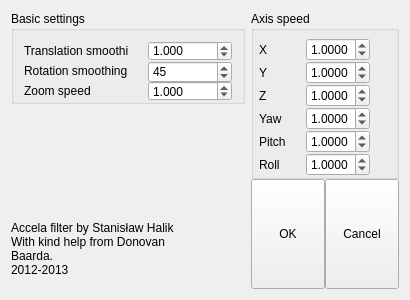
Before: the Qt Designer form ftnoir_filter_accela/ftnoir_accela_filtercontrols.ui in opentrack/opentrack, drawn with Qt 5.
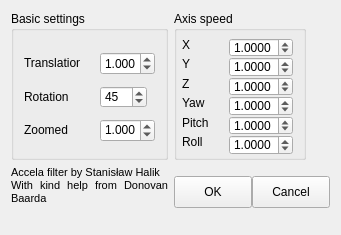
After: the same form once the commit is applied. Icons and pictures are not drawn.

Commit message: accela: layouts done, sorry for commit spam

```diff
--- a/ftnoir_filter_accela/ftnoir_accela_filtercontrols.ui
+++ b/ftnoir_filter_accela/ftnoir_accela_filtercontrols.ui
@@ -9,26 +9,26 @@
    <rect>
     <x>0</x>
     <y>0</y>
-    <width>410</width>
-    <height>300</height>
+    <width>427</width>
+    <height>235</height>
    </rect>
   </property>
   <property name="sizePolicy">
-   <sizepolicy hsizetype="Maximum" vsizetype="Maximum">
+   <sizepolicy hsizetype="Fixed" vsizetype="Fixed">
     <horstretch>0</horstretch>
     <verstretch>0</verstretch>
    </sizepolicy>
   </property>
   <property name="minimumSize">
    <size>
-    <width>290</width>
-    <height>300</height>
+    <width>248</width>
+    <height>235</height>
    </size>
   </property>
   <property name="maximumSize">
    <size>
-    <width>443</width>
-    <height>360</height>
+    <width>428</width>
+    <height>235</height>
    </size>
   </property>
   <property name="windowTitle">
@@ -47,7 +47,7 @@
   <property name="styleSheet">
    <string notr="true"/>
   </property>
-  <layout class="QFormLayout" name="formLayout_2">
+  <layout class="QGridLayout" name="gridLayout_2">
    <property name="sizeConstraint">
     <enum>QLayout::SetMaximumSize</enum>
    </property>
@@ -59,19 +59,25 @@
    </property>
    <item row="0" column="0">
     <widget class="QGroupBox" name="groupbox2">
+     <property name="enabled">
+      <bool>true</bool>
+     </property>
      <property name="sizePolicy">
-      <sizepolicy hsizetype="MinimumExpanding" vsizetype="Minimum">
+      <sizepolicy hsizetype="Fixed" vsizetype="Minimum">
        <horstretch>0</horstretch>
        <verstretch>0</verstretch>
       </sizepolicy>
      </property>
+     <property name="minimumSize">
+      <size>
+       <width>0</width>
+       <height>0</height>
+      </size>
+     </property>
      <property name="title">
       <string>Basic settings</string>
      </property>
      <layout class="QGridLayout" name="gridLayout">
-      <property name="sizeConstraint">
-       <enum>QLayout::SetMaximumSize</enum>
-      </property>
       <property name="leftMargin">
        <number>10</number>
       </property>
@@ -82,7 +88,7 @@
        <number>10</number>
       </property>
       <property name="bottomMargin">
-       <number>0</number>
+       <number>2</number>
       </property>
       <property name="horizontalSpacing">
        <number>20</number>
@@ -90,43 +96,30 @@
       <property name="verticalSpacing">
        <number>0</number>
       </property>
-      <item row="2" column="1">
-       <widget class="QDoubleSpinBox" name="rotation_alpha">
+      <item row="1" column="0">
+       <widget class="QLabel" name="label_2">
         <property name="sizePolicy">
-         <sizepolicy hsizetype="Maximum" vsizetype="Maximum">
+         <sizepolicy hsizetype="Fixed" vsizetype="Fixed">
           <horstretch>0</horstretch>
           <verstretch>0</verstretch>
          </sizepolicy>
         </property>
+        <property name="text">
+         <string>Rotation</string>
+        </property>
         <property name="alignment">
          <set>Qt::AlignLeading|Qt::AlignLeft|Qt::AlignTop</set>
-        </property>
-        <property name="correctionMode">
-         <enum>QAbstractSpinBox::CorrectToPreviousValue</enum>
-        </property>
-        <property name="decimals">
-         <number>3</number>
-        </property>
-        <property name="minimum">
-         <double>0.100000000000000</double>
-        </property>
-        <property name="maximum">
-         <double>65535.000000000000000</double>
-        </property>
-        <property name="value">
-         <double>1.000000000000000</double>
-        </property>
-       </widget>
-      </item>
-      <item row="0" column="0">
-       <widget class="QLabel" name="label_3">
-        <property name="text">
-         <string>Translation smoothing</string>
         </property>
        </widget>
       </item>
       <item row="1" column="1">
        <widget class="QSpinBox" name="spinZoom">
+        <property name="sizePolicy">
+         <sizepolicy hsizetype="Fixed" vsizetype="Fixed">
+          <horstretch>0</horstretch>
+          <verstretch>0</verstretch>
+         </sizepolicy>
+        </property>
         <property name="minimumSize">
          <size>
           <width>35</width>
@@ -150,24 +143,20 @@
         </property>
        </widget>
       </item>
-      <item row="1" column="0">
-       <widget class="QLabel" name="label_2">
+      <item row="2" column="1">
+       <widget class="QDoubleSpinBox" name="rotation_alpha">
         <property name="sizePolicy">
-         <sizepolicy hsizetype="Maximum" vsizetype="Maximum">
+         <sizepolicy hsizetype="Fixed" vsizetype="Fixed">
           <horstretch>0</horstretch>
           <verstretch>0</verstretch>
          </sizepolicy>
         </property>
-        <property name="text">
-         <string>Rotation smoothing</string>
-        </property>
         <property name="alignment">
          <set>Qt::AlignLeading|Qt::AlignLeft|Qt::AlignTop</set>
         </property>
-       </widget>
-      </item>
-      <item row="0" column="1">
-       <widget class="QDoubleSpinBox" name="translation_alpha">
+        <property name="correctionMode">
+         <enum>QAbstractSpinBox::CorrectToPreviousValue</enum>
+        </property>
         <property name="decimals">
          <number>3</number>
         </property>
@@ -184,6 +173,12 @@
       </item>
       <item row="2" column="0">
        <widget class="QLabel" name="lblSensYaw_5">
+        <property name="sizePolicy">
+         <sizepolicy hsizetype="Fixed" vsizetype="Fixed">
+          <horstretch>0</horstretch>
+          <verstretch>0</verstretch>
+         </sizepolicy>
+        </property>
         <property name="minimumSize">
          <size>
           <width>25</width>
@@ -201,19 +196,147 @@
 background:none;</string>
         </property>
         <property name="text">
-         <string>Zoom speed</string>
+         <string>Zoomed</string>
+        </property>
+       </widget>
+      </item>
+      <item row="0" column="0">
+       <widget class="QLabel" name="label_3">
+        <property name="sizePolicy">
+         <sizepolicy hsizetype="Fixed" vsizetype="Fixed">
+          <horstretch>0</horstretch>
+          <verstretch>0</verstretch>
+         </sizepolicy>
+        </property>
+        <property name="text">
+         <string>Translation</string>
+        </property>
+       </widget>
+      </item>
+      <item row="0" column="1">
+       <widget class="QDoubleSpinBox" name="translation_alpha">
+        <property name="sizePolicy">
+         <sizepolicy hsizetype="Fixed" vsizetype="Fixed">
+          <horstretch>0</horstretch>
+          <verstretch>0</verstretch>
+         </sizepolicy>
+        </property>
+        <property name="decimals">
+         <number>3</number>
+        </property>
+        <property name="minimum">
+         <double>0.100000000000000</double>
+        </property>
+        <property name="maximum">
+         <double>65535.000000000000000</double>
+        </property>
+        <property name="value">
+         <double>1.000000000000000</double>
         </property>
        </widget>
       </item>
      </layout>
     </widget>
    </item>
+   <item row="1" column="1">
+    <layout class="QHBoxLayout" name="horizontalLayout">
+     <property name="spacing">
+      <number>-1</number>
+     </property>
+     <property name="sizeConstraint">
+      <enum>QLayout::SetMaximumSize</enum>
+     </property>
+     <property name="leftMargin">
+      <number>0</number>
+     </property>
+     <property name="topMargin">
+      <number>0</number>
+     </property>
+     <item>
+      <widget class="QPushButton" name="btnOK">
+       <property name="sizePolicy">
+        <sizepolicy hsizetype="Fixed" vsizetype="Fixed">
+         <horstretch>0</horstretch>
+         <verstretch>0</verstretch>
+        </sizepolicy>
+       </property>
+       <property name="minimumSize">
+        <size>
+         <width>0</width>
+         <height>32</height>
+        </size>
+       </property>
+       <property name="text">
+        <string>OK</string>
+       </property>
+      </widget>
+     </item>
+     <item>
+      <widget class="QPushButton" name="btnCancel">
+       <property name="sizePolicy">
+        <sizepolicy hsizetype="Fixed" vsizetype="Fixed">
+         <horstretch>0</horstretch>
+         <verstretch>0</verstretch>
+        </sizepolicy>
+       </property>
+       <property name="minimumSize">
+        <size>
+         <width>0</width>
+         <height>32</height>
+        </size>
+       </property>
+       <property name="text">
+        <string>Cancel</string>
+       </property>
+      </widget>
+     </item>
+    </layout>
+   </item>
+   <item row="1" column="0">
+    <widget class="QLabel" name="label_9">
+     <property name="sizePolicy">
+      <sizepolicy hsizetype="Fixed" vsizetype="Fixed">
+       <horstretch>0</horstretch>
+       <verstretch>0</verstretch>
+      </sizepolicy>
+     </property>
+     <property name="font">
+      <font>
+       <pointsize>8</pointsize>
+      </font>
+     </property>
+     <property name="frameShape">
+      <enum>QFrame::NoFrame</enum>
+     </property>
+     <property name="text">
+      <string>&lt;html&gt;&lt;head/&gt;&lt;body&gt;&lt;p align=&quot;justify&quot;&gt;Accela filter by Stanisław Halik&lt;br/&gt;With kind help from Donovan Baarda&lt;/p&gt;&lt;p align=&quot;right&quot;&gt;2012-2013&lt;/p&gt;&lt;/body&gt;&lt;/html&gt;</string>
+     </property>
+     <property name="textFormat">
+      <enum>Qt::RichText</enum>
+     </property>
+     <property name="scaledContents">
+      <bool>false</bool>
+     </property>
+     <property name="alignment">
+      <set>Qt::AlignBottom|Qt::AlignLeading|Qt::AlignLeft</set>
+     </property>
+     <property name="wordWrap">
+      <bool>true</bool>
+     </property>
+     <property name="margin">
+      <number>0</number>
+     </property>
+     <property name="textInteractionFlags">
+      <set>Qt::LinksAccessibleByKeyboard|Qt::LinksAccessibleByMouse|Qt::TextBrowserInteraction|Qt::TextSelectableByKeyboard|Qt::TextSelectableByMouse</set>
+     </property>
+    </widget>
+   </item>
    <item row="0" column="1">
     <widget class="QGroupBox" name="groupBox">
      <property name="sizePolicy">
-      <sizepolicy hsizetype="MinimumExpanding" vsizetype="Maximum">
-       <horstretch>150</horstretch>
-       <verstretch>100</verstretch>
+      <sizepolicy hsizetype="Maximum" vsizetype="Maximum">
+       <horstretch>0</horstretch>
+       <verstretch>0</verstretch>
       </sizepolicy>
      </property>
      <property name="title">
@@ -239,10 +362,16 @@
        <number>10</number>
       </property>
       <property name="bottomMargin">
-       <number>0</number>
+       <number>2</number>
       </property>
       <item row="0" column="0">
        <widget class="QLabel" name="label">
+        <property name="sizePolicy">
+         <sizepolicy hsizetype="Fixed" vsizetype="Fixed">
+          <horstretch>0</horstretch>
+          <verstretch>0</verstretch>
+         </sizepolicy>
+        </property>
         <property name="text">
          <string>X</string>
         </property>
@@ -251,7 +380,7 @@
       <item row="0" column="1">
        <widget class="QDoubleSpinBox" name="doubleSpinBox">
         <property name="sizePolicy">
-         <sizepolicy hsizetype="Maximum" vsizetype="Maximum">
+         <sizepolicy hsizetype="Fixed" vsizetype="Fixed">
           <horstretch>0</horstretch>
           <verstretch>0</verstretch>
          </sizepolicy>
@@ -275,6 +404,12 @@
       </item>
       <item row="1" column="0">
        <widget class="QLabel" name="label_4">
+        <property name="sizePolicy">
+         <sizepolicy hsizetype="Fixed" vsizetype="Fixed">
+          <horstretch>0</horstretch>
+          <verstretch>0</verstretch>
+         </sizepolicy>
+        </property>
         <property name="text">
          <string>Y</string>
         </property>
@@ -283,7 +418,7 @@
       <item row="1" column="1">
        <widget class="QDoubleSpinBox" name="doubleSpinBox_2">
         <property name="sizePolicy">
-         <sizepolicy hsizetype="Maximum" vsizetype="Maximum">
+         <sizepolicy hsizetype="Fixed" vsizetype="Fixed">
           <horstretch>0</horstretch>
           <verstretch>0</verstretch>
          </sizepolicy>
@@ -307,6 +442,12 @@
       </item>
       <item row="3" column="0">
        <widget class="QLabel" name="label_5">
+        <property name="sizePolicy">
+         <sizepolicy hsizetype="Fixed" vsizetype="Fixed">
+          <horstretch>0</horstretch>
+          <verstretch>0</verstretch>
+         </sizepolicy>
+        </property>
         <property name="text">
          <string>Z</string>
         </property>
@@ -315,7 +456,7 @@
       <item row="3" column="1">
        <widget class="QDoubleSpinBox" name="doubleSpinBox_3">
         <property name="sizePolicy">
-         <sizepolicy hsizetype="Maximum" vsizetype="Maximum">
+         <sizepolicy hsizetype="Fixed" vsizetype="Fixed">
           <horstretch>0</horstretch>
           <verstretch>0</verstretch>
          </sizepolicy>
@@ -339,6 +480,12 @@
       </item>
       <item row="4" column="0">
        <widget class="QLabel" name="label_6">
+        <property name="sizePolicy">
+         <sizepolicy hsizetype="Fixed" vsizetype="Fixed">
+          <horstretch>0</horstretch>
+          <verstretch>0</verstretch>
+         </sizepolicy>
+        </property>
         <property name="text">
          <string>Yaw</string>
         </property>
@@ -347,7 +494,7 @@
       <item row="4" column="1">
        <widget class="QDoubleSpinBox" name="doubleSpinBox_4">
         <property name="sizePolicy">
-         <sizepolicy hsizetype="Maximum" vsizetype="Maximum">
+         <sizepolicy hsizetype="Fixed" vsizetype="Fixed">
           <horstretch>0</horstretch>
           <verstretch>0</verstretch>
          </sizepolicy>
@@ -374,6 +521,12 @@
       </item>
       <item row="5" column="0">
        <widget class="QLabel" name="label_7">
+        <property name="sizePolicy">
+         <sizepolicy hsizetype="Fixed" vsizetype="Fixed">
+          <horstretch>0</horstretch>
+          <verstretch>0</verstretch>
+         </sizepolicy>
+        </property>
         <property name="text">
          <string>Pitch</string>
         </property>
@@ -382,7 +535,7 @@
       <item row="5" column="1">
        <widget class="QDoubleSpinBox" name="doubleSpinBox_5">
         <property name="sizePolicy">
-         <sizepolicy hsizetype="Maximum" vsizetype="Maximum">
+         <sizepolicy hsizetype="Fixed" vsizetype="Fixed">
           <horstretch>0</horstretch>
           <verstretch>0</verstretch>
          </sizepolicy>
@@ -409,6 +562,12 @@
       </item>
       <item row="6" column="0">
        <widget class="QLabel" name="label_8">
+        <property name="sizePolicy">
+         <sizepolicy hsizetype="Fixed" vsizetype="Fixed">
+          <horstretch>0</horstretch>
+          <verstretch>0</verstretch>
+         </sizepolicy>
+        </property>
         <property name="text">
          <string>Roll</string>
         </property>
@@ -417,7 +576,7 @@
       <item row="6" column="1">
        <widget class="QDoubleSpinBox" name="doubleSpinBox_6">
         <property name="sizePolicy">
-         <sizepolicy hsizetype="Maximum" vsizetype="Maximum">
+         <sizepolicy hsizetype="Fixed" vsizetype="Fixed">
           <horstretch>0</horstretch>
           <verstretch>0</verstretch>
          </sizepolicy>
@@ -445,89 +604,6 @@
      </layout>
     </widget>
    </item>
-   <item row="1" column="0">
-    <widget class="QLabel" name="label_9">
-     <property name="sizePolicy">
-      <sizepolicy hsizetype="Minimum" vsizetype="Minimum">
-       <horstretch>0</horstretch>
-       <verstretch>0</verstretch>
-      </sizepolicy>
-     </property>
-     <property name="font">
-      <font>
-       <pointsize>9</pointsize>
-      </font>
-     </property>
-     <property name="frameShape">
-      <enum>QFrame::NoFrame</enum>
-     </property>
-     <property name="text">
-      <string>Accela filter by Stanisław Halik
-With kind help from Donovan Baarda.
-2012-2013</string>
-     </property>
-     <property name="textFormat">
-      <enum>Qt::PlainText</enum>
-     </property>
-     <property name="scaledContents">
-      <bool>false</bool>
-     </property>
-     <property name="alignment">
-      <set>Qt::AlignBottom|Qt::AlignLeading|Qt::AlignLeft</set>
-     </property>
-     <property name="wordWrap">
-      <bool>true</bool>
-     </property>
-     <property name="margin">
-      <number>0</number>
-     </property>
-     <property name="textInteractionFlags">
-      <set>Qt::LinksAccessibleByKeyboard|Qt::LinksAccessibleByMouse|Qt::TextBrowserInteraction|Qt::TextSelectableByKeyboard|Qt::TextSelectableByMouse</set>
-     </property>
-    </widget>
-   </item>
-   <item row="1" column="1">
-    <layout class="QHBoxLayout" name="horizontalLayout">
-     <property name="spacing">
-      <number>-1</number>
-     </property>
-     <property name="sizeConstraint">
-      <enum>QLayout::SetMaximumSize</enum>
-     </property>
-     <property name="leftMargin">
-      <number>0</number>
-     </property>
-     <property name="topMargin">
-      <number>0</number>
-     </property>
-     <item>
-      <widget class="QPushButton" name="btnOK">
-       <property name="sizePolicy">
-        <sizepolicy hsizetype="Preferred" vsizetype="Preferred">
-         <horstretch>0</horstretch>
-         <verstretch>0</verstretch>
-        </sizepolicy>
-       </property>
-       <property name="text">
-        <string>OK</string>
-       </property>
-      </widget>
-     </item>
-     <item>
-      <widget class="QPushButton" name="btnCancel">
-       <property name="sizePolicy">
-        <sizepolicy hsizetype="Preferred" vsizetype="Preferred">
-         <horstretch>0</horstretch>
-         <verstretch>0</verstretch>
-        </sizepolicy>
-       </property>
-       <property name="text">
-        <string>Cancel</string>
-       </property>
-      </widget>
-     </item>
-    </layout>
-   </item>
   </layout>
  </widget>
  <resources/>
```
